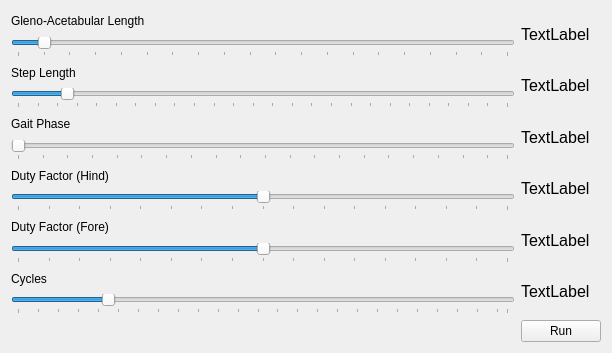
Above: resources/widget/tools/GaitGeneratorWidget/GaitGeneratorWidget.ui from sernst/Cadence before the change. Below: the same form after it.
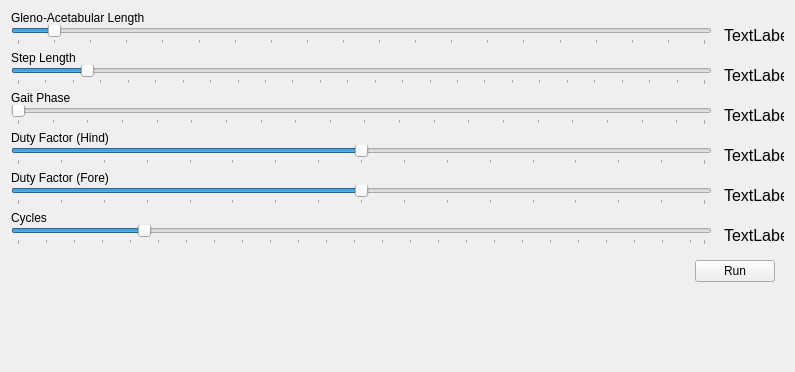
That is the form after the change.

Commit message: Enhancement tool interfaces for better in application display.

```diff
--- a/resources/widget/tools/GaitGeneratorWidget/GaitGeneratorWidget.ui
+++ b/resources/widget/tools/GaitGeneratorWidget/GaitGeneratorWidget.ui
@@ -6,8 +6,8 @@
    <rect>
     <x>0</x>
     <y>0</y>
-    <width>612</width>
-    <height>353</height>
+    <width>795</width>
+    <height>372</height>
    </rect>
   </property>
   <property name="baseSize">
@@ -19,90 +19,15 @@
   <property name="windowTitle">
    <string>Gait Generator And Visualizer</string>
   </property>
-  <layout class="QGridLayout" name="gridLayout">
-   <item row="0" column="1">
-    <layout class="QVBoxLayout" name="verticalLayout_2">
-     <property name="sizeConstraint">
-      <enum>QLayout::SetNoConstraint</enum>
-     </property>
-     <item>
-      <widget class="QLabel" name="gadLengthLabel">
-       <property name="font">
-        <font>
-         <pointsize>12</pointsize>
-        </font>
-       </property>
-       <property name="text">
-        <string>TextLabel</string>
-       </property>
-      </widget>
-     </item>
-     <item>
-      <widget class="QLabel" name="stepLengthLabel">
-       <property name="font">
-        <font>
-         <pointsize>12</pointsize>
-        </font>
-       </property>
-       <property name="text">
-        <string>TextLabel</string>
-       </property>
-      </widget>
-     </item>
-     <item>
-      <widget class="QLabel" name="gaitPhaseLabel">
-       <property name="font">
-        <font>
-         <pointsize>12</pointsize>
-        </font>
-       </property>
-       <property name="text">
-        <string>TextLabel</string>
-       </property>
-      </widget>
-     </item>
-     <item>
-      <widget class="QLabel" name="dutyFactorHindLabel">
-       <property name="font">
-        <font>
-         <pointsize>12</pointsize>
-        </font>
-       </property>
-       <property name="text">
-        <string>TextLabel</string>
-       </property>
-      </widget>
-     </item>
-     <item>
-      <widget class="QLabel" name="dutyFactorForeLabel">
-       <property name="font">
-        <font>
-         <pointsize>12</pointsize>
-        </font>
-       </property>
-       <property name="text">
-        <string>TextLabel</string>
-       </property>
-      </widget>
-     </item>
-     <item>
-      <widget class="QLabel" name="cyclesLabel">
-       <property name="font">
-        <font>
-         <pointsize>12</pointsize>
-        </font>
-       </property>
-       <property name="text">
-        <string>TextLabel</string>
-       </property>
-      </widget>
-     </item>
-    </layout>
-   </item>
-   <item row="0" column="0">
     <layout class="QVBoxLayout" name="verticalLayout">
-     <property name="sizeConstraint">
-      <enum>QLayout::SetNoConstraint</enum>
+   <item>
+    <widget class="QWidget" name="widget" native="true">
+     <layout class="QVBoxLayout" name="verticalLayout_4">
+      <property name="spacing">
+       <number>0</number>
+      </property>
+      <property name="margin">
+       <number>0</number>
      </property>
      <item>
       <widget class="QLabel" name="label_6">
@@ -112,6 +37,11 @@
       </widget>
      </item>
      <item>
+       <layout class="QHBoxLayout" name="horizontalLayout">
+        <property name="spacing">
+         <number>12</number>
+        </property>
+        <item>
       <widget class="QSlider" name="gadLengthSlider">
        <property name="minimum">
         <number>50</number>
@@ -140,6 +70,53 @@
       </widget>
      </item>
      <item>
+         <widget class="QLabel" name="gadLengthLabel">
+          <property name="sizePolicy">
+           <sizepolicy hsizetype="Fixed" vsizetype="Preferred">
+            <horstretch>0</horstretch>
+            <verstretch>0</verstretch>
+           </sizepolicy>
+          </property>
+          <property name="minimumSize">
+           <size>
+            <width>60</width>
+            <height>0</height>
+           </size>
+          </property>
+          <property name="maximumSize">
+           <size>
+            <width>60</width>
+            <height>16777215</height>
+           </size>
+          </property>
+          <property name="font">
+           <font>
+            <pointsize>12</pointsize>
+           </font>
+          </property>
+          <property name="text">
+           <string>TextLabel</string>
+          </property>
+          <property name="alignment">
+           <set>Qt::AlignLeading|Qt::AlignLeft|Qt::AlignVCenter</set>
+          </property>
+         </widget>
+        </item>
+       </layout>
+      </item>
+     </layout>
+    </widget>
+   </item>
+   <item>
+    <widget class="QWidget" name="widget_2" native="true">
+     <layout class="QVBoxLayout" name="verticalLayout_6">
+      <property name="spacing">
+       <number>0</number>
+      </property>
+      <property name="margin">
+       <number>0</number>
+      </property>
+      <item>
       <widget class="QLabel" name="label_4">
        <property name="text">
         <string>Step Length</string>
@@ -147,6 +124,11 @@
       </widget>
      </item>
      <item>
+       <layout class="QHBoxLayout" name="horizontalLayout_3">
+        <property name="spacing">
+         <number>12</number>
+        </property>
+        <item>
       <widget class="QSlider" name="stepLengthSlider">
        <property name="maximum">
         <number>500</number>
@@ -172,6 +154,53 @@
       </widget>
      </item>
      <item>
+         <widget class="QLabel" name="stepLengthLabel">
+          <property name="sizePolicy">
+           <sizepolicy hsizetype="Fixed" vsizetype="Preferred">
+            <horstretch>0</horstretch>
+            <verstretch>0</verstretch>
+           </sizepolicy>
+          </property>
+          <property name="minimumSize">
+           <size>
+            <width>60</width>
+            <height>0</height>
+           </size>
+          </property>
+          <property name="maximumSize">
+           <size>
+            <width>60</width>
+            <height>16777215</height>
+           </size>
+          </property>
+          <property name="font">
+           <font>
+            <pointsize>12</pointsize>
+           </font>
+          </property>
+          <property name="text">
+           <string>TextLabel</string>
+          </property>
+          <property name="alignment">
+           <set>Qt::AlignLeading|Qt::AlignLeft|Qt::AlignVCenter</set>
+          </property>
+         </widget>
+        </item>
+       </layout>
+      </item>
+     </layout>
+    </widget>
+   </item>
+   <item>
+    <widget class="QWidget" name="widget_3" native="true">
+     <layout class="QVBoxLayout" name="verticalLayout_7">
+      <property name="spacing">
+       <number>0</number>
+      </property>
+      <property name="margin">
+       <number>0</number>
+      </property>
+      <item>
       <widget class="QLabel" name="label">
        <property name="text">
         <string>Gait Phase</string>
@@ -179,6 +208,11 @@
       </widget>
      </item>
      <item>
+       <layout class="QHBoxLayout" name="horizontalLayout_4">
+        <property name="spacing">
+         <number>12</number>
+        </property>
+        <item>
       <widget class="QSlider" name="gaitPhaseSlider">
        <property name="minimum">
         <number>0</number>
@@ -198,6 +232,53 @@
       </widget>
      </item>
      <item>
+         <widget class="QLabel" name="gaitPhaseLabel">
+          <property name="sizePolicy">
+           <sizepolicy hsizetype="Fixed" vsizetype="Preferred">
+            <horstretch>0</horstretch>
+            <verstretch>0</verstretch>
+           </sizepolicy>
+          </property>
+          <property name="minimumSize">
+           <size>
+            <width>60</width>
+            <height>0</height>
+           </size>
+          </property>
+          <property name="maximumSize">
+           <size>
+            <width>60</width>
+            <height>16777215</height>
+           </size>
+          </property>
+          <property name="font">
+           <font>
+            <pointsize>12</pointsize>
+           </font>
+          </property>
+          <property name="text">
+           <string>TextLabel</string>
+          </property>
+          <property name="alignment">
+           <set>Qt::AlignLeading|Qt::AlignLeft|Qt::AlignVCenter</set>
+          </property>
+         </widget>
+        </item>
+       </layout>
+      </item>
+     </layout>
+    </widget>
+   </item>
+   <item>
+    <widget class="QWidget" name="widget_4" native="true">
+     <layout class="QVBoxLayout" name="verticalLayout_8">
+      <property name="spacing">
+       <number>0</number>
+      </property>
+      <property name="margin">
+       <number>0</number>
+      </property>
+      <item>
       <widget class="QLabel" name="label_2">
        <property name="text">
         <string>Duty Factor (Hind)</string>
@@ -205,6 +286,11 @@
       </widget>
      </item>
      <item>
+       <layout class="QHBoxLayout" name="horizontalLayout_5">
+        <property name="spacing">
+         <number>12</number>
+        </property>
+        <item>
       <widget class="QSlider" name="dutyFactorHindSlider">
        <property name="minimum">
         <number>10</number>
@@ -227,6 +313,53 @@
       </widget>
      </item>
      <item>
+         <widget class="QLabel" name="dutyFactorHindLabel">
+          <property name="sizePolicy">
+           <sizepolicy hsizetype="Fixed" vsizetype="Preferred">
+            <horstretch>0</horstretch>
+            <verstretch>0</verstretch>
+           </sizepolicy>
+          </property>
+          <property name="minimumSize">
+           <size>
+            <width>60</width>
+            <height>0</height>
+           </size>
+          </property>
+          <property name="maximumSize">
+           <size>
+            <width>60</width>
+            <height>16777215</height>
+           </size>
+          </property>
+          <property name="font">
+           <font>
+            <pointsize>12</pointsize>
+           </font>
+          </property>
+          <property name="text">
+           <string>TextLabel</string>
+          </property>
+          <property name="alignment">
+           <set>Qt::AlignLeading|Qt::AlignLeft|Qt::AlignVCenter</set>
+          </property>
+         </widget>
+        </item>
+       </layout>
+      </item>
+     </layout>
+    </widget>
+   </item>
+   <item>
+    <widget class="QWidget" name="widget_5" native="true">
+     <layout class="QVBoxLayout" name="verticalLayout_9">
+      <property name="spacing">
+       <number>0</number>
+      </property>
+      <property name="margin">
+       <number>0</number>
+      </property>
+      <item>
       <widget class="QLabel" name="label_3">
        <property name="text">
         <string>Duty Factor (Fore)</string>
@@ -234,6 +367,11 @@
       </widget>
      </item>
      <item>
+       <layout class="QHBoxLayout" name="horizontalLayout_6">
+        <property name="spacing">
+         <number>12</number>
+        </property>
+        <item>
       <widget class="QSlider" name="dutyFactorForeSlider">
        <property name="minimum">
         <number>10</number>
@@ -256,6 +394,53 @@
       </widget>
      </item>
      <item>
+         <widget class="QLabel" name="dutyFactorForeLabel">
+          <property name="sizePolicy">
+           <sizepolicy hsizetype="Fixed" vsizetype="Preferred">
+            <horstretch>0</horstretch>
+            <verstretch>0</verstretch>
+           </sizepolicy>
+          </property>
+          <property name="minimumSize">
+           <size>
+            <width>60</width>
+            <height>0</height>
+           </size>
+          </property>
+          <property name="maximumSize">
+           <size>
+            <width>60</width>
+            <height>16777215</height>
+           </size>
+          </property>
+          <property name="font">
+           <font>
+            <pointsize>12</pointsize>
+           </font>
+          </property>
+          <property name="text">
+           <string>TextLabel</string>
+          </property>
+          <property name="alignment">
+           <set>Qt::AlignLeading|Qt::AlignLeft|Qt::AlignVCenter</set>
+          </property>
+         </widget>
+        </item>
+       </layout>
+      </item>
+     </layout>
+    </widget>
+   </item>
+   <item>
+    <widget class="QWidget" name="widget_6" native="true">
+     <layout class="QVBoxLayout" name="verticalLayout_10">
+      <property name="spacing">
+       <number>0</number>
+      </property>
+      <property name="margin">
+       <number>0</number>
+      </property>
+      <item>
       <widget class="QLabel" name="label_5">
        <property name="text">
         <string>Cycles</string>
@@ -263,6 +448,11 @@
       </widget>
      </item>
      <item>
+       <layout class="QHBoxLayout" name="horizontalLayout_7">
+        <property name="spacing">
+         <number>12</number>
+        </property>
+        <item>
       <widget class="QSlider" name="cyclesSlider">
        <property name="minimum">
         <number>1</number>
@@ -284,10 +474,60 @@
        </property>
       </widget>
      </item>
-    </layout>
-   </item>
-   <item row="2" column="1">
-    <layout class="QVBoxLayout" name="verticalLayout_3">
+        <item>
+         <widget class="QLabel" name="cyclesLabel">
+          <property name="sizePolicy">
+           <sizepolicy hsizetype="Fixed" vsizetype="Preferred">
+            <horstretch>0</horstretch>
+            <verstretch>0</verstretch>
+           </sizepolicy>
+          </property>
+          <property name="minimumSize">
+           <size>
+            <width>60</width>
+            <height>0</height>
+           </size>
+          </property>
+          <property name="maximumSize">
+           <size>
+            <width>60</width>
+            <height>16777215</height>
+           </size>
+          </property>
+          <property name="font">
+           <font>
+            <pointsize>12</pointsize>
+           </font>
+          </property>
+          <property name="text">
+           <string>TextLabel</string>
+          </property>
+          <property name="alignment">
+           <set>Qt::AlignLeading|Qt::AlignLeft|Qt::AlignVCenter</set>
+          </property>
+         </widget>
+        </item>
+       </layout>
+      </item>
+     </layout>
+    </widget>
+   </item>
+   <item>
+    <widget class="QWidget" name="widget_7" native="true">
+     <layout class="QHBoxLayout" name="horizontalLayout_8">
+      <item>
+       <spacer name="horizontalSpacer">
+        <property name="orientation">
+         <enum>Qt::Horizontal</enum>
+        </property>
+        <property name="sizeHint" stdset="0">
+         <size>
+          <width>675</width>
+          <height>20</height>
+         </size>
+        </property>
+       </spacer>
+      </item>
      <item>
       <widget class="QPushButton" name="runButton">
        <property name="text">
@@ -296,6 +536,20 @@
       </widget>
      </item>
     </layout>
+    </widget>
+   </item>
+   <item>
+    <spacer name="verticalSpacer">
+     <property name="orientation">
+      <enum>Qt::Vertical</enum>
+     </property>
+     <property name="sizeHint" stdset="0">
+      <size>
+       <width>20</width>
+       <height>34</height>
+      </size>
+     </property>
+    </spacer>
    </item>
   </layout>
  </widget>
```
Lines whose indentation alone changed are shown as unchanged. The commit also changes 2 other files.
